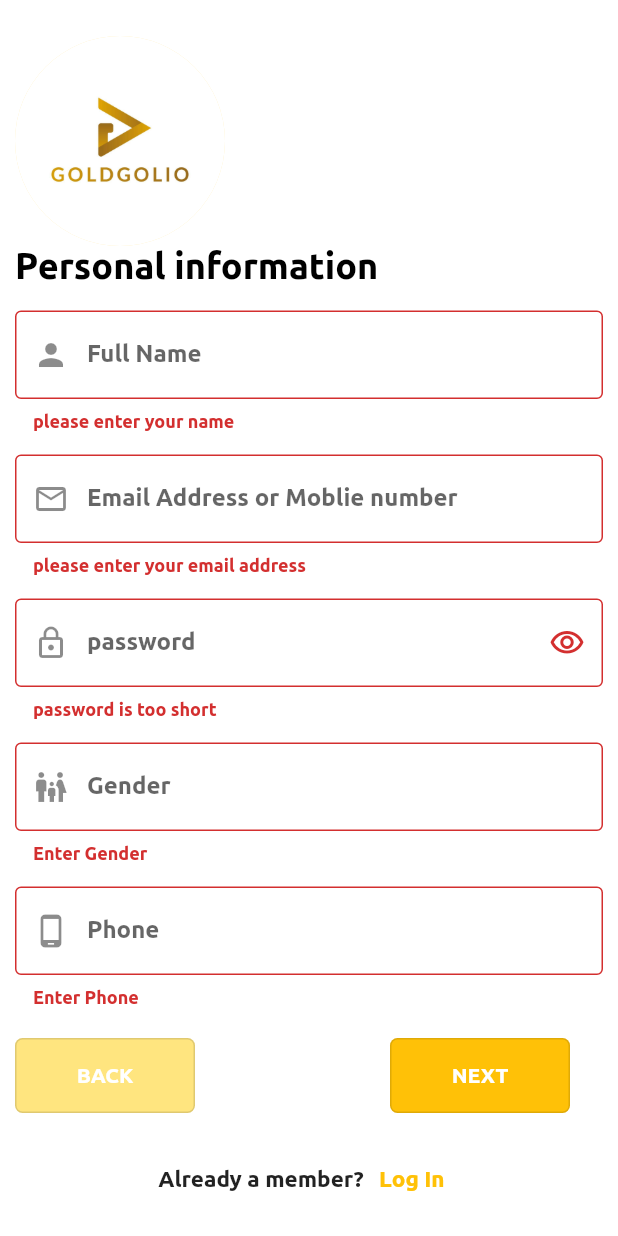
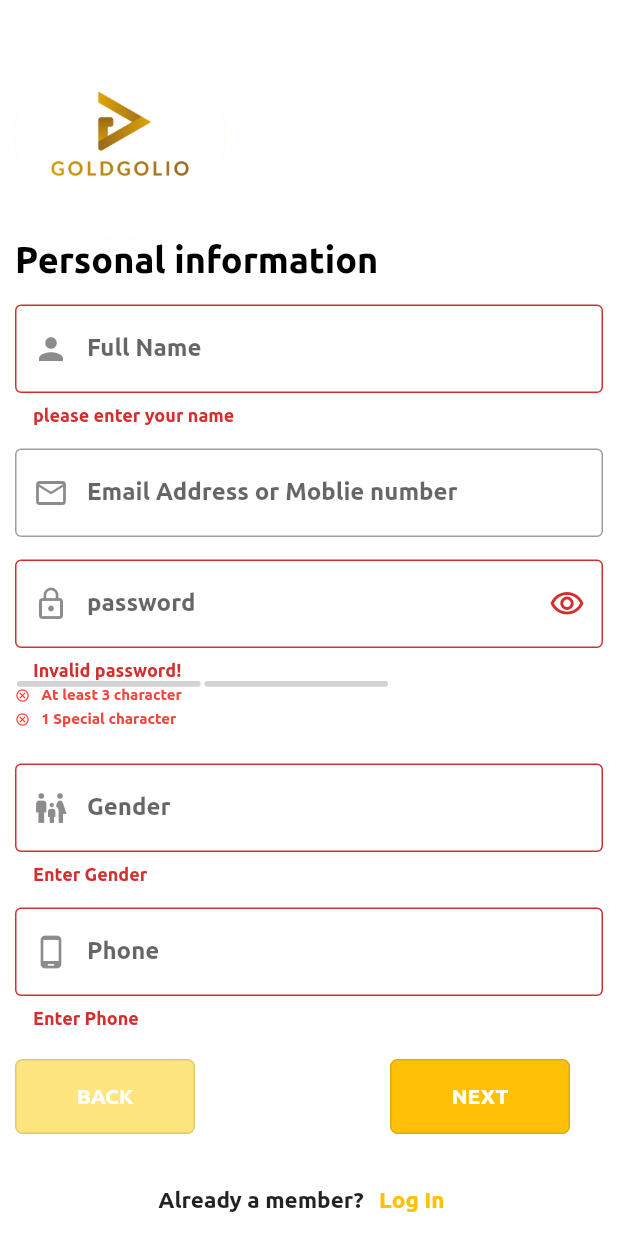
Before and after one commit to mohamedakeel0/Gold_App, a Flutter app: the Second_register screen opened directly, after a tap on "NEXT", on a phone screen of 412 x 824 dp. Run offline on Flutter 3.47's test engine with Material 2 defaults, Android fonts, the phone set to English and light mode, and no system bars; drawn by our look-alikes of flutter_pw_validator; our stand-ins replace auto_size_text, bloc, conditional_builder_null_safety, dio, flutter_bloc, fluttertoast and 3 more.

Commit message:
updata_mo

```diff
--- a/lib/main.dart
+++ b/lib/main.dart
@@ -6,7 +6,7 @@ import 'package:gold_app/shared/bloc_observer/blocObserver.dart';
 
 import 'package:gold_app/shared/network/remot/dio_helper.dart';
 import 'package:gold_app/shared/style/Theme.dart';
-import 'package:shared_preferences/shared_preferences.dart';
+
 
 import 'layout/cubic/states.dart';
 import 'modules/Regisiter/cubic/cubic.dart';
@@ -14,7 +14,7 @@ import 'modules/first/firstscreen.dart';
 
 void main() async{
   WidgetsFlutterBinding.ensureInitialized();
-  SharedPreferences.getInstance();
+
 
   Bloc.observer = MyBlocObserver();
 
--- a/lib/modules/Regisiter/SecondRegister.dart
+++ b/lib/modules/Regisiter/SecondRegister.dart
@@ -3,6 +3,8 @@ import 'package:conditional_builder_null_safety/conditional_builder_null_safety.
 import 'package:flutter/material.dart';
 
 import 'package:flutter_bloc/flutter_bloc.dart';
+import 'package:flutter_pw_validator/flutter_pw_validator.dart';
+import 'package:form_field_validator/form_field_validator.dart';
 import 'package:gold_app/models/ModelRegister.dart';
 import 'package:gold_app/layout/Homescreen/HomeScreen.dart';
 import 'package:gold_app/modules/Regisiter/ThirdRegister.dart';
@@ -58,7 +60,7 @@ class Second_register extends StatelessWidget {
                             controller: nameController,
                             type: TextInputType.name,
                             validate: (value) {
-                              if (value.isEmpty) {
+                              if (value!.isEmpty) {
                                 return 'please enter your name';
                               }
                             },
@@ -70,11 +72,8 @@ class Second_register extends StatelessWidget {
                         defaultFormField(
                             controller: emailController,
                             type: TextInputType.emailAddress,
-                            validate: (value) {
-                              if (value.isEmpty) {
-                                return 'please enter your email address';
-                              }
-                            },
+                            validate:  EmailValidator(errorText:'please enter your email address' ),
+
                             label: 'Email Address or Moblie number',
                             prefix: Icons.email_outlined),
                         SizedBox(
@@ -90,12 +89,32 @@ class Second_register extends StatelessWidget {
                             },
                             type: TextInputType.visiblePassword,
                             validate: (value) {
-                              if (value.isEmpty) {
-                                return 'password is too short ';
+                              if (value!.isEmpty&&value.length<8
+                              ) {
+                                return 'Invalid password!';
+                              }else{
+                                return 'Password too short!';
                               }
                             },
                             label: 'password',
                             prefix: Icons.lock_outline),
+                        FlutterPwValidator(
+                            controller: passwordController,
+                            minLength: 3,
+
+                            specialCharCount: 1,successColor: defaultcolor,
+                            width: 250,
+                            height:40,
+                            onSuccess: (){
+                              print("MATCHED");
+                              ScaffoldMessenger.of(context).showSnackBar(new SnackBar(
+                                  content: new Text("Password is matched")));
+                            }
+                            ,
+                            onFail: (){
+                              print("NOT MATCHED");
+                            }
+                        ),
                         SizedBox(
                           height: 15,
                         ),
@@ -106,7 +125,7 @@ class Second_register extends StatelessWidget {
 
                             type: TextInputType.text,
                             validate: (value) {
-                              if (value.isEmpty) {
+                              if (value!.isEmpty) {
                                 return 'Enter Gender ';
                               }
                             },
@@ -122,7 +141,7 @@ class Second_register extends StatelessWidget {
 
                             type: TextInputType.text,
                             validate: (value) {
-                              if (value.isEmpty) {
+                              if (value!.isEmpty) {
                                 return 'Enter Phone ';
                               }
                             },
--- a/lib/modules/Regisiter/register.dart
+++ b/lib/modules/Regisiter/register.dart
@@ -3,6 +3,7 @@ import 'package:flutter/material.dart';
 
 import 'package:flutter_bloc/flutter_bloc.dart';
 import 'package:gold_app/layout/Homescreen/HomeScreen.dart';
+import 'package:gold_app/modules/Login/cubic_login/Login.dart';
 import 'package:gold_app/modules/Regisiter/SecondRegister.dart';
 import 'package:gold_app/modules/Regisiter/ThirdRegister.dart';
 import 'package:gold_app/shared/componnents0/components.dart';
@@ -176,7 +177,7 @@ class shop_register extends StatelessWidget {
                                 ),
                                 TextButton(
                                     onPressed: () {
-                                      navigateTo(context, HomeScreen());
+                                      navigateTo(context, Login_Screen());
                                     },
                                     child: Text(
                                       'Log In',
--- a/lib/shared/componnents0/components.dart
+++ b/lib/shared/componnents0/components.dart
@@ -29,7 +29,7 @@ Widget defaultFormField({
   bool isPassword = false,
   ValueChanged? change,
   VoidCallback? suffixPressed,
-  required FormFieldValidator validate,
+  required FormFieldValidator<String> validate,
   required String? label,
   IconData? prefix,
 
@@ -37,6 +37,7 @@ Widget defaultFormField({
   ValueChanged? onSubmit,
   IconData? suffix,
   bool isClickable = true,
+  int?maxlength,
   GestureTapCallback? TapWhenClick,
 
 }) =>
@@ -48,7 +49,7 @@ Widget defaultFormField({
       obscureText: isPassword,
       validator: validate,
       enabled: isClickable,
-      onChanged: change,
+      onChanged: change,maxLength: maxlength,
      onFieldSubmitted: onSubmit,
       decoration: InputDecoration(
         enabledBorder: enabledBorder,
--- a/pubspec.yaml
+++ b/pubspec.yaml
@@ -48,6 +48,8 @@ dependencies:
   curved_navigation_bar:
   smooth_page_indicator:
   auto_size_text:
+  form_field_validator:
+  flutter_pw_validator:
 dev_dependencies:
   flutter_test:
     sdk: flutter
```
Also changed, not shown: lib/modules/Login/cubic_login/Login.dart (+27 -11 lines), pubspec.lock.
